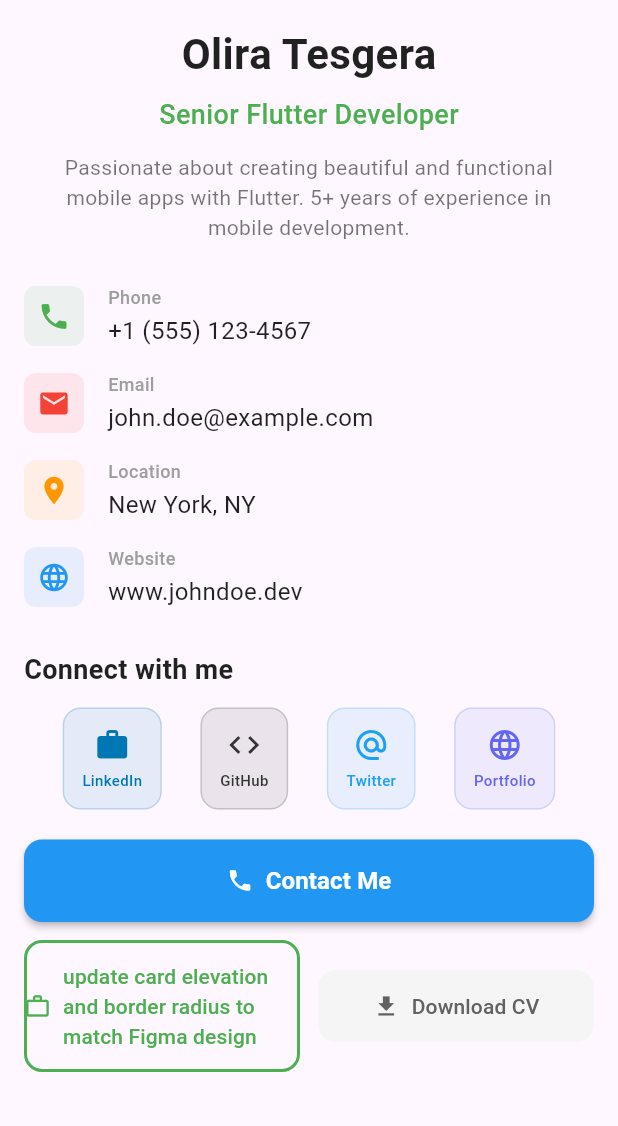
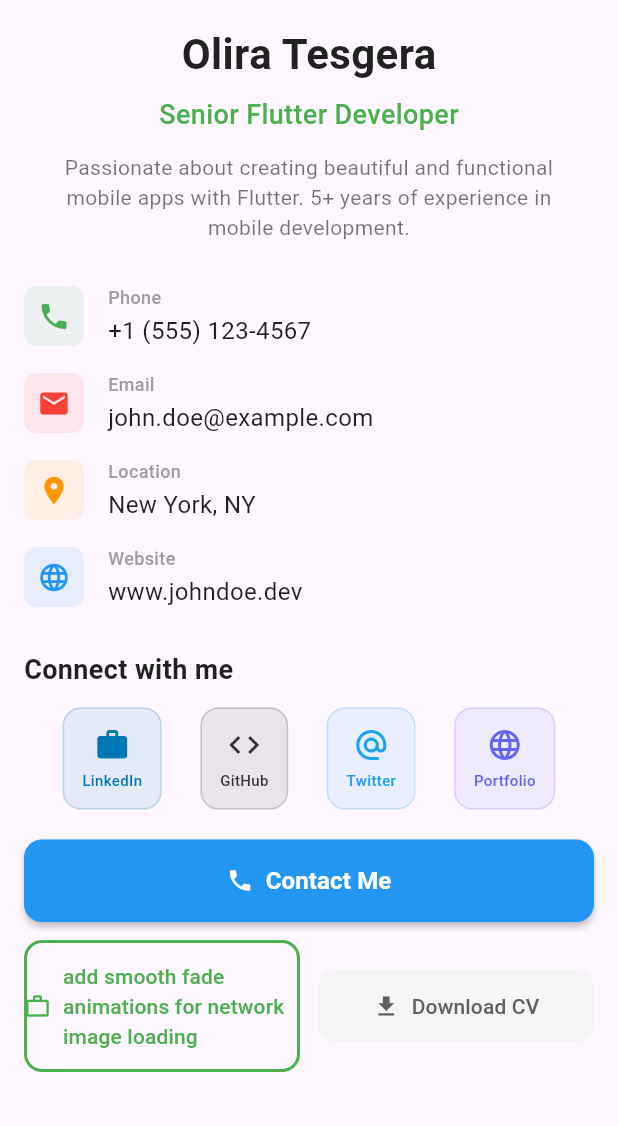
Before and after one commit to Olira1/Flutter, a Flutter app: the screen it shows after launch, scrolled down 119 dp, on a phone screen of 412 x 824 dp, the part 110-1236 px from its top. Run offline on Flutter 3.47's test engine with Material 3 defaults, Android fonts, the phone set to English and light mode, and no system bars; network calls fail.

```diff
--- a/Phase 2_Flutter_Fundamentals/hello_flutter/lib/widgets/action_buttons_section.dart
+++ b/Phase 2_Flutter_Fundamentals/hello_flutter/lib/widgets/action_buttons_section.dart
@@ -43,7 +43,7 @@ class ActionButtonsSection extends StatelessWidget {
                 onPressed: () => _handleHirePress(context),
                 icon: const Icon(Icons.work_outline),
                 label: const Text(
-                  'update card elevation and border radius to match Figma design',
+                  'add smooth fade animations for network image loading',
                   style: TextStyle(fontWeight: FontWeight.w500),
                 ),
                 style: OutlinedButton.styleFrom(
```
